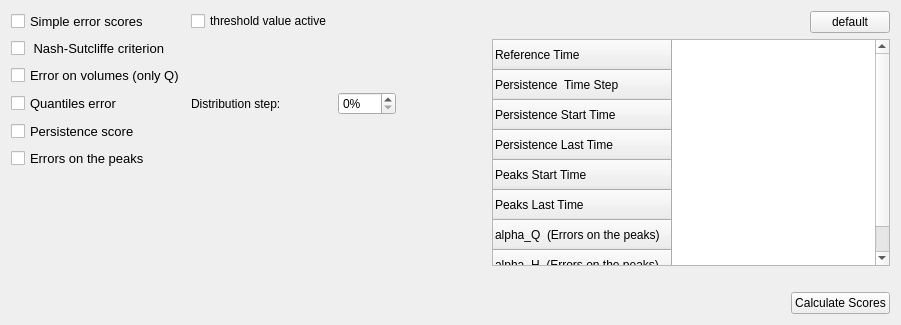
Above: ui/scores/ui_parametre.ui from Artelia/Mascaret before the change. Below: the same form after it.
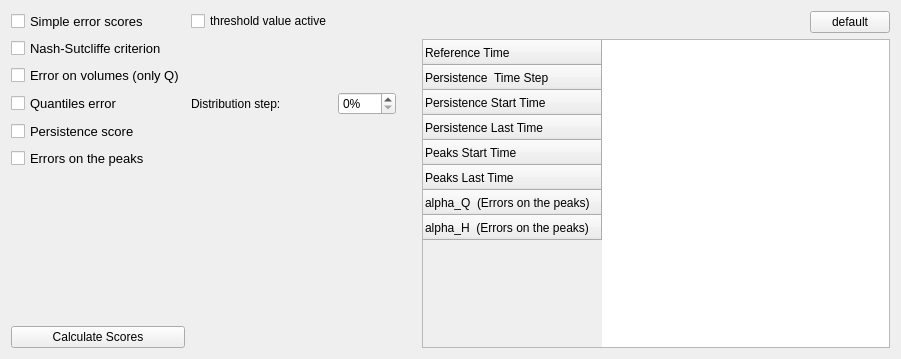
That is the form after the change.

What changed in the file:
```diff
--- a/ui/scores/ui_parametre.ui
+++ b/ui/scores/ui_parametre.ui
@@ -7,7 +7,7 @@
     <x>0</x>
     <y>0</y>
     <width>901</width>
-    <height>325</height>
+    <height>359</height>
    </rect>
   </property>
   <property name="windowTitle">
@@ -18,34 +18,34 @@
     <layout class="QHBoxLayout" name="horizontalLayout">
      <item>
       <layout class="QGridLayout" name="gridLayout">
-       <item row="3" column="0">
-        <widget class="QCheckBox" name="ch_quantil_err">
+       <item row="0" column="1">
+        <widget class="QCheckBox" name="ch_limit">
+         <property name="text">
+          <string>threshold value active</string>
+         </property>
+        </widget>
+       </item>
+       <item row="1" column="0">
+        <widget class="QCheckBox" name="ch_ns_err">
          <property name="font">
           <font>
            <pointsize>10</pointsize>
           </font>
          </property>
          <property name="text">
-          <string>Quantiles error </string>
+          <string>Nash-Sutcliffe criterion</string>
          </property>
         </widget>
        </item>
-       <item row="3" column="1">
-        <widget class="QLabel" name="label_3">
-         <property name="text">
-          <string>Distribution step:</string>
-         </property>
-        </widget>
-       </item>
-       <item row="4" column="0">
-        <widget class="QCheckBox" name="ch_persistence">
+       <item row="0" column="0">
+        <widget class="QCheckBox" name="ch_simple_err">
          <property name="font">
           <font>
            <pointsize>10</pointsize>
           </font>
          </property>
          <property name="text">
-          <string>Persistence score</string>
+          <string>Simple error scores </string>
          </property>
         </widget>
        </item>
@@ -61,31 +61,6 @@
          </property>
         </widget>
        </item>
-       <item row="1" column="0">
-        <widget class="QCheckBox" name="ch_ns_err">
-         <property name="font">
-          <font>
-           <pointsize>10</pointsize>
-          </font>
-         </property>
-         <property name="text">
-          <string> Nash-Sutcliffe criterion</string>
-         </property>
-        </widget>
-       </item>
-       <item row="3" column="3">
-        <spacer name="horizontalSpacer_5">
-         <property name="orientation">
-          <enum>Qt::Horizontal</enum>
-         </property>
-         <property name="sizeHint" stdset="0">
-          <size>
-           <width>40</width>
-           <height>20</height>
-          </size>
-         </property>
-        </spacer>
-       </item>
        <item row="5" column="0">
         <widget class="QCheckBox" name="ch_pointe_err">
          <property name="font">
@@ -98,19 +73,63 @@
          </property>
         </widget>
        </item>
-       <item row="6" column="1">
+       <item row="3" column="0">
+        <widget class="QCheckBox" name="ch_quantil_err">
+         <property name="font">
+          <font>
+           <pointsize>10</pointsize>
+          </font>
+         </property>
+         <property name="text">
+          <string>Quantiles error </string>
+         </property>
+        </widget>
+       </item>
+       <item row="4" column="0">
+        <widget class="QCheckBox" name="ch_persistence">
+         <property name="font">
+          <font>
+           <pointsize>10</pointsize>
+          </font>
+         </property>
+         <property name="text">
+          <string>Persistence score</string>
+         </property>
+        </widget>
+       </item>
+       <item row="6" column="2">
         <spacer name="verticalSpacer">
          <property name="orientation">
           <enum>Qt::Vertical</enum>
          </property>
+         <property name="sizeType">
+          <enum>QSizePolicy::MinimumExpanding</enum>
+         </property>
          <property name="sizeHint" stdset="0">
           <size>
            <width>20</width>
-           <height>40</height>
+           <height>150</height>
           </size>
          </property>
         </spacer>
        </item>
+       <item row="7" column="0">
+        <widget class="QPushButton" name="bt_calcul_scores">
+         <property name="text">
+          <string>Calculate Scores</string>
+         </property>
+        </widget>
+       </item>
+       <item row="3" column="1">
+        <widget class="QLabel" name="label_3">
+         <property name="text">
+          <string>Distribution step:</string>
+         </property>
+        </widget>
+       </item>
+       <item row="0" column="2">
+        <layout class="QHBoxLayout" name="lay_lim"/>
+       </item>
        <item row="3" column="2">
         <widget class="QDoubleSpinBox" name="dsp_dist_quantil">
          <property name="suffix">
@@ -130,52 +149,31 @@
          </property>
         </widget>
        </item>
-       <item row="0" column="0">
-        <widget class="QCheckBox" name="ch_simple_err">
-         <property name="font">
-          <font>
-           <pointsize>10</pointsize>
-          </font>
-         </property>
-         <property name="text">
-          <string>Simple error scores </string>
-         </property>
-        </widget>
-       </item>
-       <item row="0" column="1">
-        <widget class="QCheckBox" name="ch_limit">
-         <property name="text">
-          <string>threshold value active</string>
-         </property>
-        </widget>
-       </item>
-       <item row="0" column="2">
-        <layout class="QHBoxLayout" name="lay_lim"/>
-       </item>
       </layout>
      </item>
      <item>
-      <spacer name="horizontalSpacer">
-       <property name="orientation">
-        <enum>Qt::Horizontal</enum>
-       </property>
-       <property name="sizeType">
-        <enum>QSizePolicy::Fixed</enum>
-       </property>
-       <property name="sizeHint" stdset="0">
-        <size>
-         <width>50</width>
-         <height>20</height>
-        </size>
-       </property>
-      </spacer>
+      <layout class="QVBoxLayout" name="verticalLayout_2">
+       <item>
+        <spacer name="verticalSpacer_2">
+         <property name="orientation">
+          <enum>Qt::Vertical</enum>
+         </property>
+         <property name="sizeHint" stdset="0">
+          <size>
+           <width>20</width>
+           <height>40</height>
+          </size>
+         </property>
+        </spacer>
+       </item>
+      </layout>
      </item>
      <item>
       <layout class="QVBoxLayout" name="verticalLayout">
        <item>
-        <layout class="QHBoxLayout" name="horizontalLayout_4">
+        <layout class="QHBoxLayout" name="horizontalLayout_2">
          <item>
-          <spacer name="horizontalSpacer_4">
+          <spacer name="horizontalSpacer">
            <property name="orientation">
             <enum>Qt::Horizontal</enum>
            </property>
@@ -198,9 +196,18 @@
        </item>
        <item>
         <widget class="QTableWidget" name="tw_param">
+         <property name="minimumSize">
+          <size>
+           <width>350</width>
+           <height>0</height>
+          </size>
+         </property>
          <attribute name="horizontalHeaderDefaultSectionSize">
           <number>150</number>
          </attribute>
+         <attribute name="verticalHeaderDefaultSectionSize">
+          <number>25</number>
+         </attribute>
          <row>
           <property name="text">
            <string>Reference Time</string>
@@ -243,50 +250,10 @@
          </row>
         </widget>
        </item>
-       <item>
-        <spacer name="horizontalSpacer_3">
-         <property name="orientation">
-          <enum>Qt::Horizontal</enum>
-         </property>
-         <property name="sizeType">
-          <enum>QSizePolicy::MinimumExpanding</enum>
-         </property>
-         <property name="sizeHint" stdset="0">
-          <size>
-           <width>300</width>
-           <height>20</height>
-          </size>
-         </property>
-        </spacer>
-       </item>
       </layout>
      </item>
     </layout>
    </item>
-   <item row="2" column="0">
-    <layout class="QHBoxLayout" name="horizontalLayout_2">
-     <item>
-      <spacer name="horizontalSpacer_2">
-       <property name="orientation">
-        <enum>Qt::Horizontal</enum>
-       </property>
-       <property name="sizeHint" stdset="0">
-        <size>
-         <width>40</width>
-         <height>20</height>
-        </size>
-       </property>
-      </spacer>
-     </item>
-     <item>
-      <widget class="QPushButton" name="bt_calcul_scores">
-       <property name="text">
-        <string>Calculate Scores</string>
-       </property>
-      </widget>
-     </item>
-    </layout>
-   </item>
   </layout>
  </widget>
  <resources/>
```
